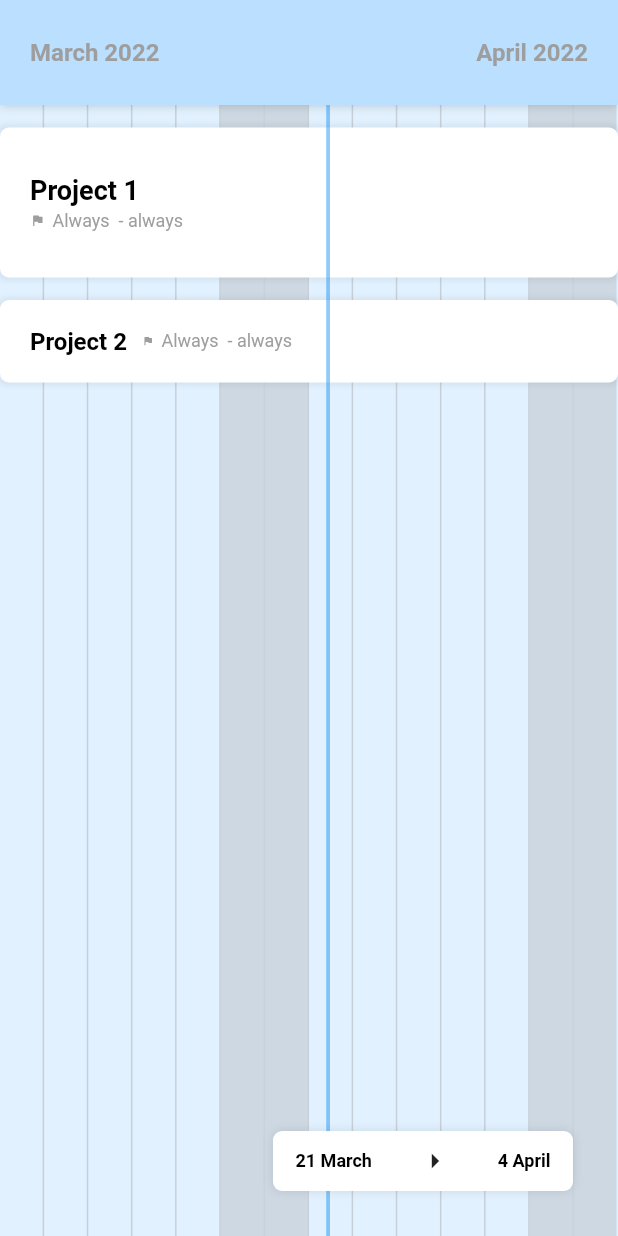
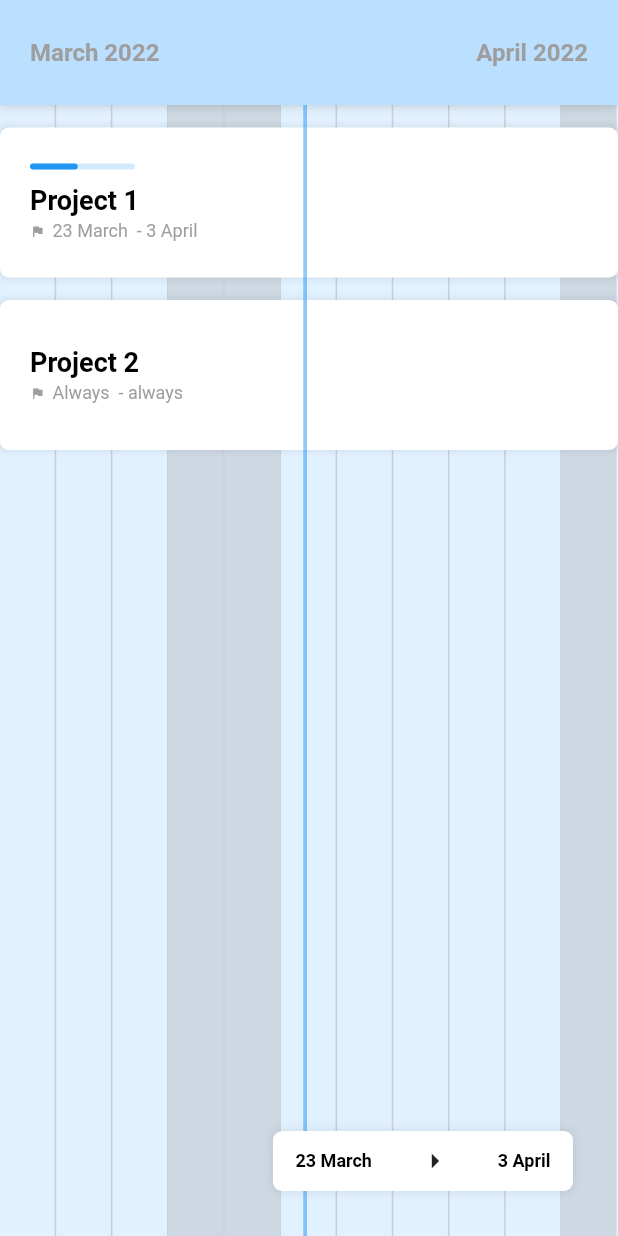
Before and after one commit to karimafas/bar-calendar, a Flutter app: the screen it shows after launch, on a phone screen of 412 x 824 dp. Run offline on Flutter 3.47's test engine with Material 2 defaults, Android fonts, the phone set to English and light mode, and no system bars.

Commit message:
Added progress bar indicator on event

```diff
--- a/example/lib/main.dart
+++ b/example/lib/main.dart
@@ -25,8 +25,12 @@ class HomePage extends StatelessWidget {
         headerDecoration:
             CalendarHeaderDecoration(backgroundColor: Color(0xFFBADFFF)),
         events: [
-          CalendarEvent(title: 'Project 1', eventBarSize: EventBarSize.large),
-          CalendarEvent(title: 'Project 2'),
+          CalendarEvent(
+              title: 'Project 1',
+              eventBarSize: EventBarSize.large,
+              start: DateTime.now().subtract(Duration(days: 5)),
+              end: DateTime.now().add(Duration(days: 6))),
+          CalendarEvent(title: 'Project 2', eventBarSize: EventBarSize.large),
           /* CalendarEvent(
               title: 'Project 3',
               eventBarSize: EventBarSize.large,
--- a/lib/bar_calendar.dart
+++ b/lib/bar_calendar.dart
@@ -545,6 +545,7 @@ class EventBarLarge extends StatelessWidget {
   @override
   Widget build(BuildContext context) {
     DateFormat formatter = DateFormat('d MMMM');
+
     return Row(
       children: [
         Expanded(
@@ -570,6 +571,31 @@ class EventBarLarge extends StatelessWidget {
                   crossAxisAlignment: CrossAxisAlignment.start,
                   mainAxisAlignment: MainAxisAlignment.center,
                   children: [
+                    if (event.end != null && event.end != null)
+                      Stack(
+                        children: [
+                          Container(
+                            margin: const EdgeInsets.only(bottom: 10),
+                            height: 4,
+                            width: 70,
+                            decoration: BoxDecoration(
+                                color: Colors.blue.withOpacity(.2),
+                                borderRadius: BorderRadius.circular(3)),
+                          ),
+                          Container(
+                            margin: const EdgeInsets.only(bottom: 10),
+                            height: 4,
+                            width: DateTime.now().isAfter(event.end!)
+                                ? 70
+                                : (daysBetween(event.start!, DateTime.now()) *
+                                        70) /
+                                    daysBetween(event.start!, event.end!),
+                            decoration: BoxDecoration(
+                                color: Colors.blue,
+                                borderRadius: BorderRadius.circular(3)),
+                          ),
+                        ],
+                      ),
                     Flexible(
                       child: SizedBox(
                         child: Text(
```
Also changed, not shown: 1 other file.
